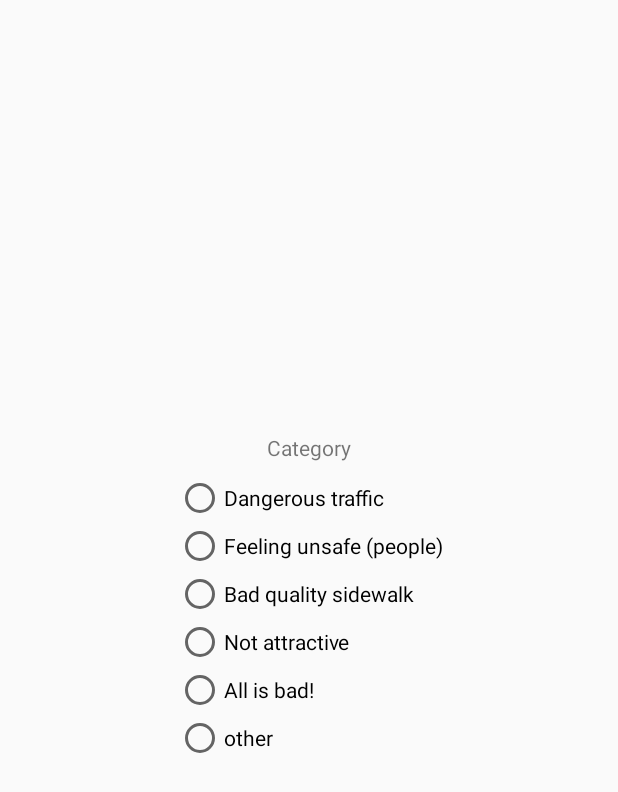
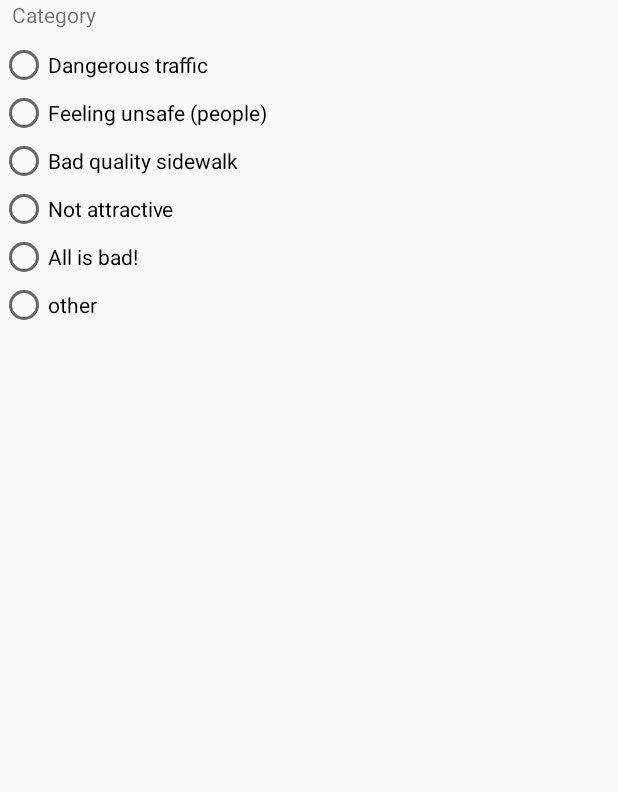
Before and after one commit to CEDEUS/STRIDE-native-android, an Android app: the layout content_dialog_category.xml on its own in the app's theme, with its tools: preview values and no code run, on a phone screen of 412 x 824 dp. Shown: the top 792 px of the screen. Run offline under Robolectric (Android 15) with nearby library versions, the phone set to English and light mode, and no system bars.

Commit message:
add feddback visual stefan 4 category implmentacion

```diff
--- a/app/src/main/java/com/example/oscarplaza/stride/semaforoFragment.java
+++ b/app/src/main/java/com/example/oscarplaza/stride/semaforoFragment.java
@@ -188,9 +188,9 @@ public class semaforoFragment extends Fragment implements  GoogleApiClient.Conne
         getObservacion().setAbility(getAbility());
         getObservacion().setAge(getEdad());
         getObservacion().setSex(getGenero());
-        getObservacion().setVersion("2.0.0-beta");
+        getObservacion().setVersion("1.1.0-beta");
 
-        if (getAccuary() >=  15) {
+        if (getAccuary() >=  20) {
             if(!samepoint(Votacion,getLatgoogle(),getLngoogle()))
             {
                 addelement(Votacion,getLatgoogle(),getLngoogle(),getAccuary(),categoria);
--- a/app/src/main/res/layout/content_dialog_category.xml
+++ b/app/src/main/res/layout/content_dialog_category.xml
@@ -1,16 +1,16 @@
 <?xml version="1.0" encoding="utf-8"?>
-<android.support.constraint.ConstraintLayout xmlns:android="http://schemas.android.com/apk/res/android"
+<LinearLayout xmlns:android="http://schemas.android.com/apk/res/android"
     android:layout_width="match_parent"
-    android:layout_height="match_parent"
-    xmlns:app="http://schemas.android.com/apk/res-auto">
+    android:layout_height="wrap_content"
+    xmlns:app="http://schemas.android.com/apk/res-auto"
+    android:orientation="vertical">
 
     <TextView
-        android:layout_width="368dp"
-        android:layout_height="0dp"
+        android:layout_width="wrap_content"
+        android:layout_height="wrap_content"
         android:layout_marginBottom="8dp"
         android:layout_marginLeft="8dp"
         android:layout_marginRight="8dp"
-        android:gravity="center_vertical|center"
         android:text="@string/category"
         app:layout_constraintBottom_toTopOf="@+id/radioGroup"
         app:layout_constraintLeft_toLeftOf="parent"
@@ -51,13 +51,15 @@
             android:layout_width="wrap_content"
             android:layout_height="wrap_content"
             android:text="@string/all_is_bad" />
+
         <RadioButton
             android:id="@+id/otherID"
             android:layout_width="wrap_content"
             android:layout_height="wrap_content"
+            android:layout_marginBottom="20dp"
             android:text="@string/other" />
 
 
     </RadioGroup>
 
-</android.support.constraint.ConstraintLayout>
+</LinearLayout>
--- a/app/src/main/res/layout/content_dialogabout.xml
+++ b/app/src/main/res/layout/content_dialogabout.xml
@@ -5,6 +5,6 @@
     <TextView
         android:layout_width="wrap_content"
         android:layout_height="wrap_content"
-        android:text="The Stride app has been developed in a cooperation of CEDEUS.cl and Walk21.com.\n\n\n  1.0.0-beta"/>
+        android:text="The Stride app has been developed in a cooperation of CEDEUS.cl and Walk21.com.\n\n\n  1.1.0-beta\n 63caa1a"/>
 
 </android.support.constraint.ConstraintLayout>
```
